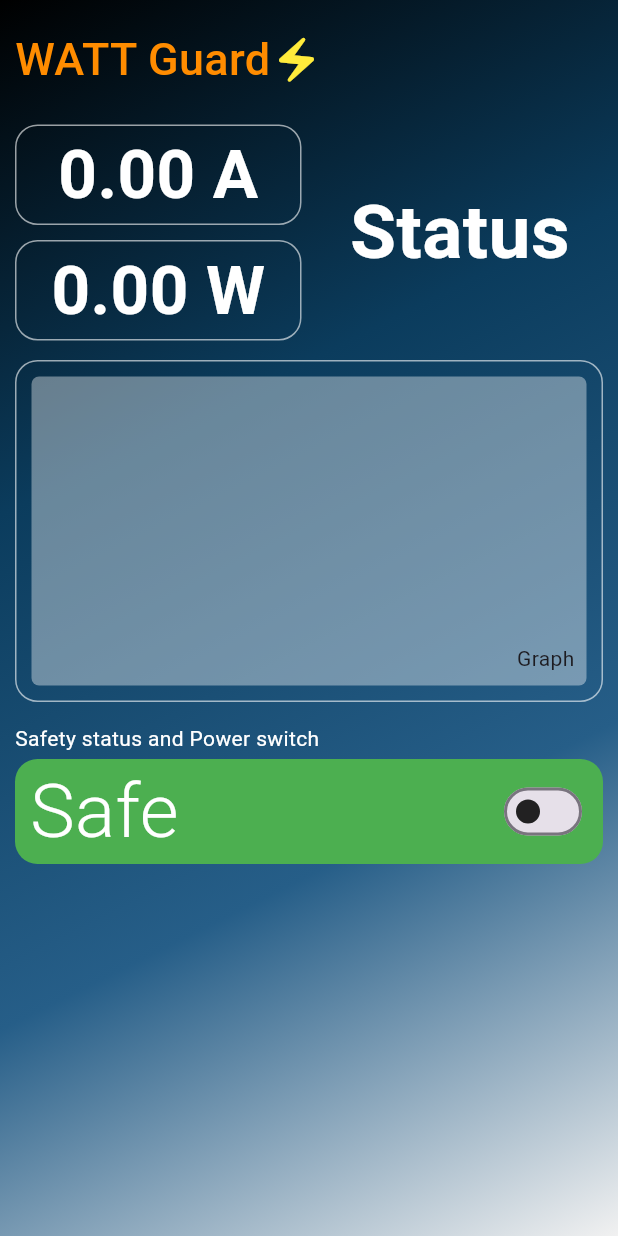
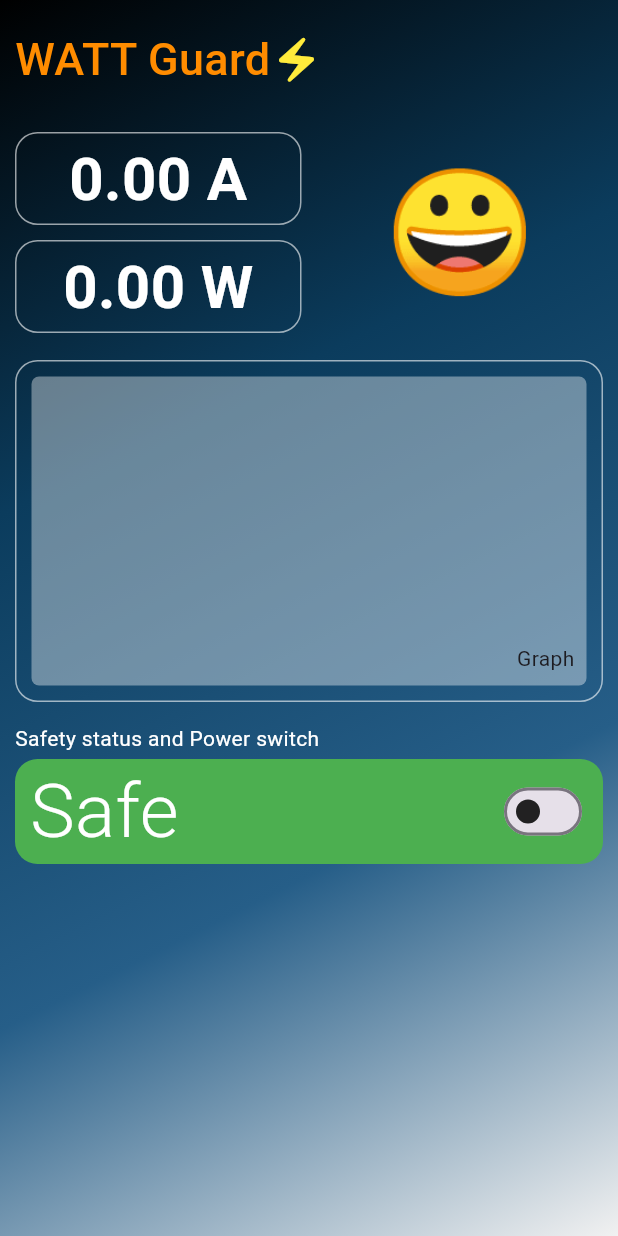
Before and after one commit to KisoththamanM/IoT_Watt-Guard, a Flutter app: the screen it shows after launch, on a phone screen of 412 x 824 dp. Run offline on Flutter 3.47's test engine with Material 3 defaults, Android fonts, the phone set to English and light mode, and no system bars; missing offline and left inert: mqtt_client.

Commit message:
Status of power consumption has been changed to emojis.

```diff
--- a/Watt_Guard_App/watt_guard/lib/main.dart
+++ b/Watt_Guard_App/watt_guard/lib/main.dart
@@ -21,7 +21,7 @@ class _MyAppState extends State<MyApp> {
   double current = 0;
   double voltage = 230;
   double power = 0;
-  double ratedPower = 0;
+  double ratedPower = 250;
 
   @override
   void initState() {
@@ -170,7 +170,7 @@ class _MyAppState extends State<MyApp> {
                                 style: TextStyle(
                                   color: Colors.white,
                                   fontWeight: FontWeight.bold,
-                                  fontSize: 45,
+                                  fontSize: 40,
                                   height: 1,
                                 ),
                               ),
@@ -193,7 +193,7 @@ class _MyAppState extends State<MyApp> {
                                 style: TextStyle(
                                   color: Colors.white,
                                   fontWeight: FontWeight.bold,
-                                  fontSize: 45,
+                                  fontSize: 40,
                                   height: 1,
                                 ),
                               ),
@@ -209,11 +209,11 @@ class _MyAppState extends State<MyApp> {
                         ),
                         child: Center(
                           child: Text(
-                            'Status',
+                            isSafe ? '😀' : '😱',
                             style: TextStyle(
                               color: Colors.white,
                               fontWeight: FontWeight.bold,
-                              fontSize: 50,
+                              fontSize: 80,
                               height: 1,
                             ),
                           ),
```
